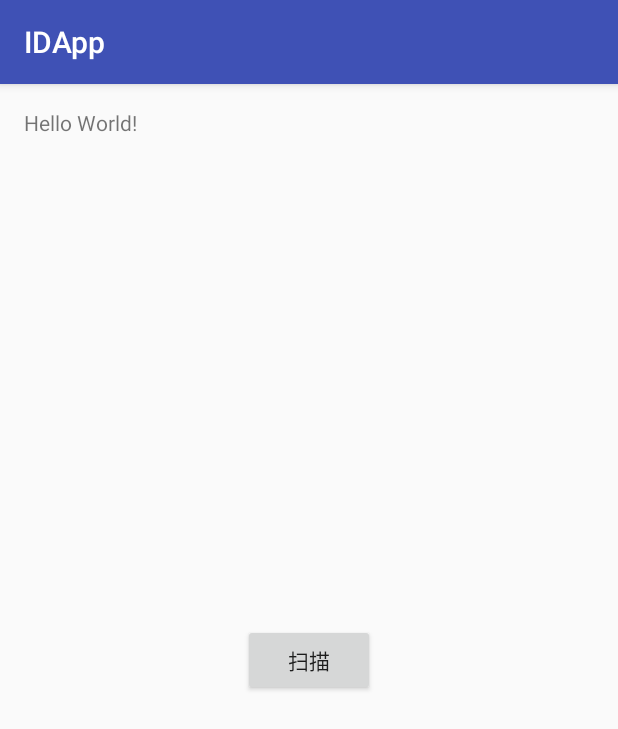
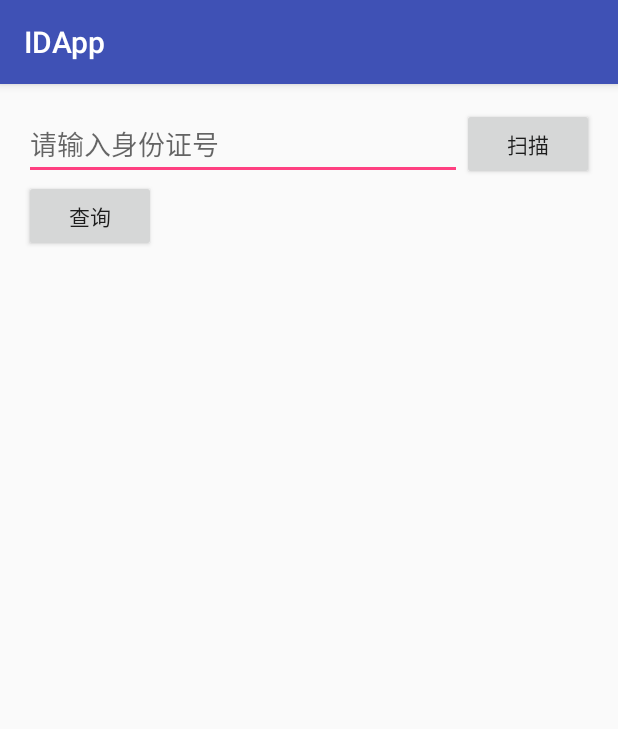
Before and after one commit to shenjianli/IDApp, an Android app: the screen it shows after launch (MainActivity), on a phone screen of 412 x 824 dp. Shown: the top 729 px of the screen. Run offline under Robolectric (Android 15) with nearby library versions, the phone set to English and light mode, and no system bars; our stand-ins replace ButterKnife; libraries missing offline, so code that uses them is left out: com.shenjianli.shenlib, io.card.payment; 4 statements that could not run were skipped.

```diff
--- a/app/build.gradle
+++ b/app/build.gradle
@@ -23,6 +23,8 @@ dependencies {
     compile fileTree(dir: 'libs', include: ['*.jar'])
     testCompile 'junit:junit:4.12'
     compile 'com.android.support:appcompat-v7:23.4.0'
+    compile ('com.github.shenjianli.shenlib:shenlib:1.0.3'){
+        exclude module:'appcompat-v7'exclude group: 'retrofit2.adapter.rxjava', module: 'support-annotations'
+    }
     compile 'io.card:android-sdk:5.5.0'
-    compile 'com.github.shenjianli.shenlib:shenlib:1.0.2'
 }
--- a/app/src/main/AndroidManifest.xml
+++ b/app/src/main/AndroidManifest.xml
@@ -15,6 +15,7 @@
     <uses-feature android:name="android.hardware.camera.flash" android:required="false" />
 
     <application
+        android:name=".IDApp"
         android:allowBackup="true"
         android:icon="@mipmap/ic_launcher"
         android:label="@string/app_name"
--- /dev/null
+++ b/app/src/main/java/com/shenjianli/idapp/IDApp.java
@@ -0,0 +1,21 @@
+package com.shenjianli.idapp;
+
+import android.app.Application;
+
+import com.shenjianli.shenlib.LibApp;
+import com.shenjianli.shenlib.net.NetClient;
+
+/**
+ * Created by edianzu on 2017/2/15.
+ */
+public class IDApp extends Application{
+
+    @Override
+    public void onCreate() {
+        super.onCreate();
+        LibApp.getLibInstance().setMobileContext(this);
+        LibApp.getLibInstance().setLogEnable(true);
+        LibApp.getLibInstance().setServerBaseUrl(Constant.SERVER);
+        NetClient.retrofit();
+    }
+}
--- /dev/null
+++ b/app/src/main/java/com/shenjianli/idapp/IDQueryApi.java
@@ -0,0 +1,18 @@
+package com.shenjianli.idapp;
+
+import java.util.Map;
+
+import retrofit2.Call;
+import retrofit2.http.GET;
+import retrofit2.http.Query;
+import retrofit2.http.QueryMap;
+
+
+/**
+ * Created by edianzu on 2017/2/15.
+ */
+public interface IDQueryApi {
+
+    @GET("idcard/index")
+    Call<IDData> queryIdData(@QueryMap Map<String, String> parmas, @Query("key") String key);
+}
--- a/app/src/main/java/com/shenjianli/idapp/MainActivity.java
+++ b/app/src/main/java/com/shenjianli/idapp/MainActivity.java
@@ -3,13 +3,24 @@ package com.shenjianli.idapp;
 import android.content.Intent;
 import android.os.Bundle;
 import android.support.v7.app.AppCompatActivity;
+import android.text.TextUtils;
 import android.view.View;
+import android.widget.Button;
+import android.widget.EditText;
 import android.widget.TextView;
+
+import com.shenjianli.shenlib.net.NetClient;
+import com.shenjianli.shenlib.net.RetrofitCallback;
+
+import java.util.HashMap;
+import java.util.Map;
 
 import butterknife.Bind;
 import butterknife.ButterKnife;
+import butterknife.OnClick;
 import io.card.payment.CardIOActivity;
 import io.card.payment.CreditCard;
+import retrofit2.Call;
 
 public class MainActivity extends AppCompatActivity {
 
@@ -17,6 +28,12 @@ public class MainActivity extends AppCompatActivity {
 
     @Bind(R.id.scan_result_tv)
     TextView scanResultTv;
+    @Bind(R.id.id_scan_btn)
+    Button idScanBtn;
+    @Bind(R.id.id_query_btn)
+    Button idQueryBtn;
+    @Bind(R.id.id_content_et)
+    EditText idContentEt;
 
     @Override
     protected void onCreate(Bundle savedInstanceState) {
@@ -27,7 +44,6 @@ public class MainActivity extends AppCompatActivity {
 
     public void scan(View v) {
         Intent scanIntent = new Intent(this, CardIOActivity.class);
-
         // customize these values to suit your needs.
         scanIntent.putExtra(CardIOActivity.EXTRA_REQUIRE_EXPIRY, true); // default: false
         scanIntent.putExtra(CardIOActivity.EXTRA_REQUIRE_CVV, false); // default: false
@@ -75,4 +91,53 @@ public class MainActivity extends AppCompatActivity {
         // else handle other activity results
     }
 
+    @OnClick({R.id.id_scan_btn, R.id.id_query_btn})
+    public void onClick(View view) {
+        switch (view.getId()) {
+            case R.id.id_scan_btn:
+                scan(view);
+                break;
+            case R.id.id_query_btn:
+                queryIdInfo();
+                break;
+        }
+    }
+
+    private void queryIdInfo() {
+        String content = idContentEt.getText().toString();
+        if(!TextUtils.isEmpty(content)){
+            IDQueryApi idQueryApi = NetClient.retrofit().create(IDQueryApi.class);
+            Map<String,String> params = new HashMap<>();
+            params.put("cardno",content);
+            params.put("dtype","json");
+            Call<IDData> idDataCall = idQueryApi.queryIdData(params,Constant.KEY);
+            idDataCall.enqueue(new RetrofitCallback<IDData>() {
+                @Override
+                public void onSuccess(IDData idData) {
+                    if(null != idData){
+                        String resultcode = idData.getResultcode();
+                        String result = null;
+                        ResultBean result1 = idData.getResult();
+                        if("200".equals(resultcode)){
+                            if(null != result1){
+                                result = "性别：" + result1.getSex() + "\n";
+                                result += "生日：" + result1.getBirthday() + "\n";
+                                result += "地址：" + result1.getArea();
+                            }
+                        }
+                        else {
+                            result = idData.getReason() + "\n";
+                            result += result1.getVerify();
+                        }
+                        scanResultTv.setText(result);
+                    }
+                }
+
+                @Override
+                public void onFail(String errorMsg) {
+
+                }
+            });
+        }
+    }
 }
--- a/app/src/main/res/layout/activity_main.xml
+++ b/app/src/main/res/layout/activity_main.xml
@@ -10,16 +10,40 @@
     android:paddingBottom="@dimen/activity_vertical_margin"
     tools:context="com.shenjianli.idapp.MainActivity">
 
+    <RelativeLayout
+        android:id="@+id/id_input_layout"
+        android:layout_width="match_parent"
+        android:layout_height="wrap_content">
+
+        <Button
+            android:id="@+id/id_scan_btn"
+            android:layout_width="wrap_content"
+            android:layout_height="wrap_content"
+            android:layout_alignParentRight="true"
+            android:layout_centerVertical="true"
+            android:text="扫描"
+            android:onClick="scan"/>
+
+        <EditText
+            android:id="@+id/id_content_et"
+            android:layout_width="match_parent"
+            android:layout_height="wrap_content"
+            android:layout_centerVertical="true"
+            android:layout_toLeftOf="@id/id_scan_btn"
+            android:hint="@string/id_input_hint"/>
+    </RelativeLayout>
+
+    <Button
+        android:id="@+id/id_query_btn"
+        android:layout_width="wrap_content"
+        android:layout_height="wrap_content"
+        android:layout_below="@id/id_input_layout"
+        android:text="查询"/>
+
     <TextView
         android:id="@+id/scan_result_tv"
-        android:text="Hello World!"
+        android:text=""
+        android:layout_below="@id/id_query_btn"
         android:layout_width="wrap_content"
         android:layout_height="wrap_content" />
-
-    <Button
-        android:layout_width="wrap_content"
-        android:layout_height="wrap_content"
-        android:layout_centerInParent="true"
-        android:text="扫描"
-        android:onClick="scan"/>
 </RelativeLayout>
--- a/app/src/main/res/values/strings.xml
+++ b/app/src/main/res/values/strings.xml
@@ -1,3 +1,6 @@
 <resources>
+
     <string name="app_name">IDApp</string>
+    <string name="id_input_hint">请输入身份证号</string>
+
 </resources>
--- a/gradle.properties
+++ b/gradle.properties
@@ -10,7 +10,7 @@
 # Specifies the JVM arguments used for the daemon process.
 # The setting is particularly useful for tweaking memory settings.
 # Default value: -Xmx10248m -XX:MaxPermSize=256m
-# org.gradle.jvmargs=-Xmx2048m -XX:MaxPermSize=512m -XX:+HeapDumpOnOutOfMemoryError -Dfile.encoding=UTF-8
+org.gradle.jvmargs=-Xmx2048m -XX:MaxPermSize=512m -XX:+HeapDumpOnOutOfMemoryError -Dfile.encoding=UTF-8
 
 # When configured, Gradle will run in incubating parallel mode.
 # This option should only be used with decoupled projects. More details, visit
```
Also changed, not shown: app/src/main/java/com/shenjianli/idapp/Constant.java (added, +9 -0 lines), app/src/main/java/com/shenjianli/idapp/IDData.java (added, +58 -0 lines), app/src/main/java/com/shenjianli/idapp/QueryParamInterceptor.java (added, +31 -0 lines), app/src/main/java/com/shenjianli/idapp/ResultBean.java (added, +44 -0 lines).
